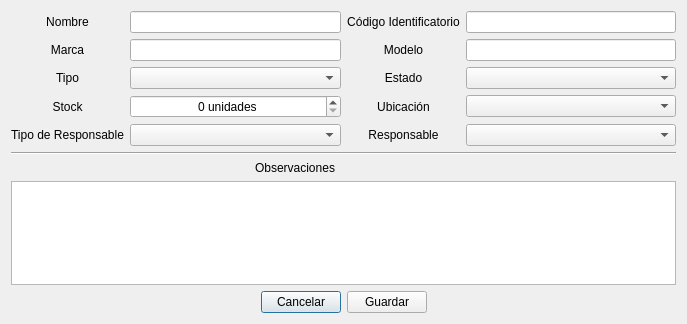
ignabelitzky/asset-manager, file AssetManager/src/dialogs/NewItemDialog.ui: the form before one commit.
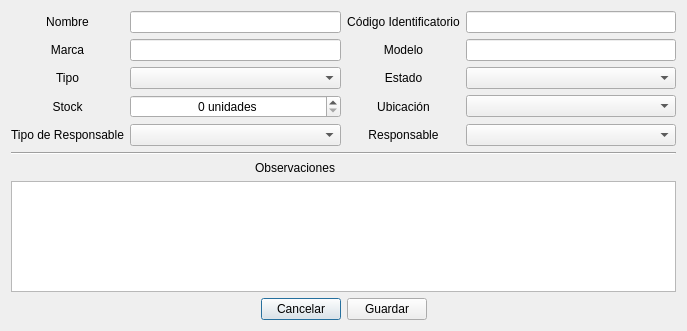
The form after the commit.

What changed in the file:
```diff
--- a/AssetManager/src/dialogs/NewItemDialog.ui
+++ b/AssetManager/src/dialogs/NewItemDialog.ui
@@ -7,7 +7,7 @@
     <x>0</x>
     <y>0</y>
     <width>687</width>
-    <height>324</height>
+    <height>331</height>
    </rect>
   </property>
   <property name="windowTitle">
```
Left out of the diff: 2 changed lines with no effect on the pictures.
